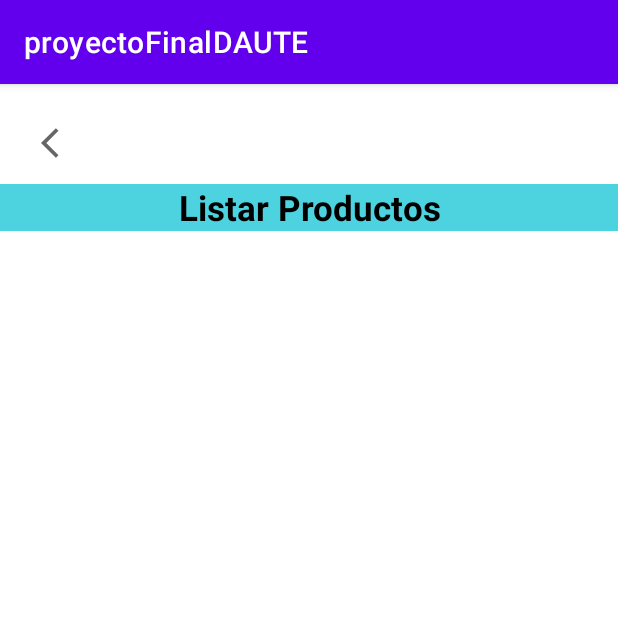
After one commit to NoelSorianoC/proyectoDAUTE, an Android app: the listar_cat screen opened directly, with no data from a screen before it, on a phone screen of 412 x 824 dp, the top half of it. The commit adds this screen. Run offline under Robolectric (Android 15) with nearby library versions, the phone set to English and light mode, and no system bars.

Commit message:
Agregar vista de listar productos
listar productos

```diff
--- a/app/src/main/AndroidManifest.xml
+++ b/app/src/main/AndroidManifest.xml
@@ -9,6 +9,9 @@
         android:roundIcon="@mipmap/ic_appfinal_round"
         android:supportsRtl="true"
         android:theme="@style/Theme.ProyectoFinalDAUTE">
+        <activity
+            android:name=".listar_cat"
+            android:exported="false" />
         <activity
             android:name=".editcat"
             android:exported="false" />
@@ -25,7 +28,7 @@
             android:theme="@style/Theme.ProyectoFinalDAUTE.NoActionBar" />
         <activity
             android:name=".login"
-            android:exported="true"></activity>
+            android:exported="true" />
         <activity
             android:name=".MainActivity"
             android:exported="true">
--- /dev/null
+++ b/app/src/main/java/com/itca/proyectofinaldaute/listar_cat.java
@@ -0,0 +1,25 @@
+package com.itca.proyectofinaldaute;
+
+import androidx.appcompat.app.AppCompatActivity;
+
+import android.os.Bundle;
+import android.view.View;
+import android.widget.ImageView;
+
+public class listar_cat extends AppCompatActivity {
+private ImageView back;
+    @Override
+    protected void onCreate(Bundle savedInstanceState) {
+        super.onCreate(savedInstanceState);
+        setContentView(R.layout.activity_listar_cat);
+        back = findViewById(R.id.volver);
+
+        back.setOnClickListener(new View.OnClickListener() {
+            @Override
+            public void onClick(View view) {
+                finish();
+            }
+        });
+
+    }
+}
--- /dev/null
+++ b/app/src/main/res/layout/activity_listar_cat.xml
@@ -0,0 +1,36 @@
+<?xml version="1.0" encoding="utf-8"?>
+<LinearLayout xmlns:android="http://schemas.android.com/apk/res/android"
+    xmlns:app="http://schemas.android.com/apk/res-auto"
+    xmlns:tools="http://schemas.android.com/tools"
+    android:layout_width="match_parent"
+    android:layout_height="match_parent"
+    android:orientation="vertical"
+    tools:context=".listar_cat">
+
+    <ImageView
+        android:id="@+id/volver"
+        android:layout_marginTop="12dp"
+        android:layout_marginLeft="12dp"
+        android:padding="15dp"
+        android:layout_width="wrap_content"
+        android:layout_height="wrap_content"
+        android:src="@drawable/volver"/>
+
+
+    <TextView
+        android:id="@+id/txt3"
+        android:layout_width="match_parent"
+        android:layout_height="wrap_content"
+        android:gravity="center"
+        android:textStyle="bold"
+        android:textSize="23dp"
+        android:textColor="@color/black"
+        android:background="#4DD3DF"
+        android:text="Listar Productos" />
+
+    <ListView
+        android:id="@+id/list1"
+        android:layout_width="wrap_content"
+        android:layout_height="match_parent">
+    </ListView>
+</LinearLayout>
--- a/app/src/main/res/layout/fragment_gallery.xml
+++ b/app/src/main/res/layout/fragment_gallery.xml
@@ -28,7 +28,7 @@
 
 
     <Button
-        android:id="@+id/button2"
+        android:id="@+id/editar"
         android:layout_width="350dp"
         android:layout_height="wrap_content"
         android:layout_marginLeft="25dp"
@@ -37,7 +37,7 @@
         android:text="EDITAR" />
 
     <Button
-        android:id="@+id/button3"
+        android:id="@+id/listar"
         android:layout_width="350dp"
         android:layout_height="wrap_content"
         android:layout_marginLeft="25dp"
```
Also changed, not shown: app/src/main/java/com/itca/proyectofinaldaute/ui/gallery/GalleryFragment.java (+12 -2 lines).
